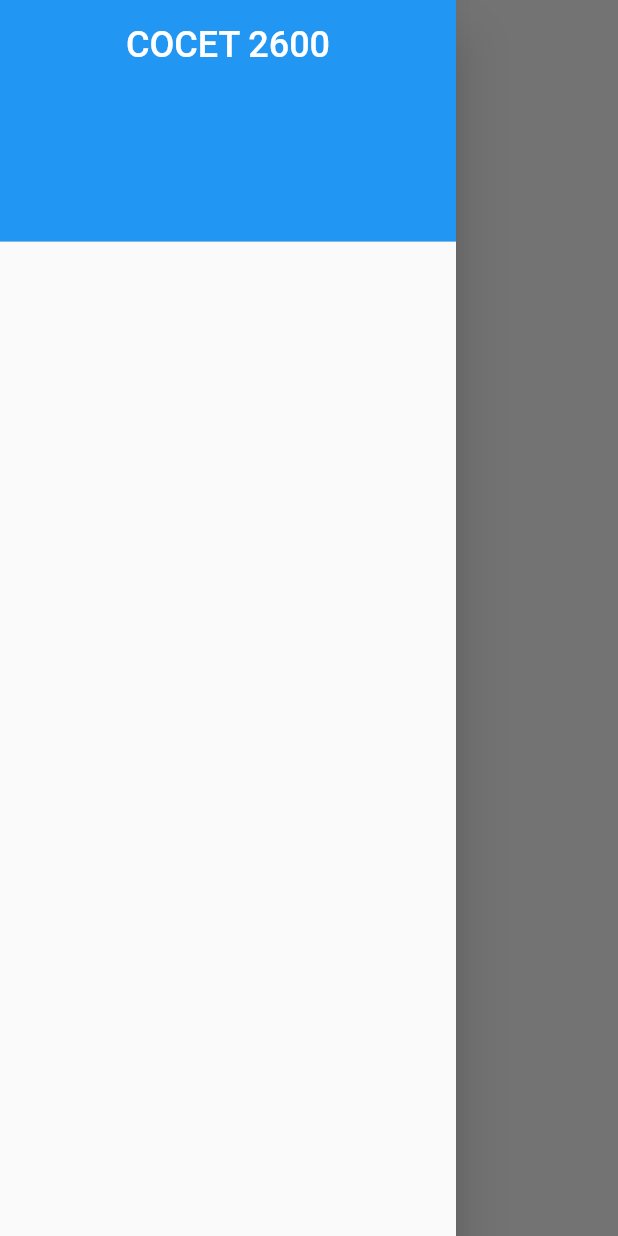
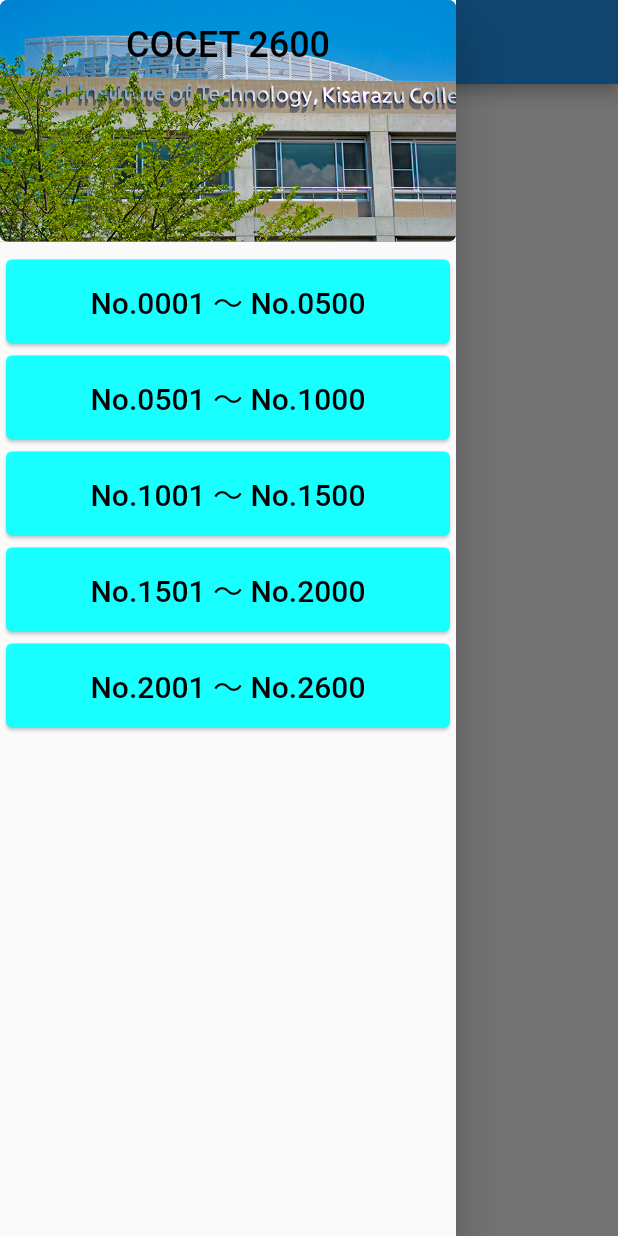
Before and after one commit to Moomink/COCET2600_Application, a Flutter app: the screen it shows after launch, with the side drawer open, on a phone screen of 412 x 824 dp. Run offline on Flutter 3.47's test engine with Material 2 defaults, Android fonts, the phone set to English and light mode, and no system bars.

Commit message:
サイドバーの外装の実装

```diff
--- a/lib/main.dart
+++ b/lib/main.dart
@@ -1,28 +1,77 @@
+import 'dart:ui';
+
 import 'package:flutter/material.dart';
+
 
 void main() => runApp(MyApp());
 
-class MyApp extends StatefulWidget{
+class MyApp extends StatefulWidget {
   @override
   AppState createState() => AppState();
 }
 
-class AppState extends State<MyApp>{
+class AppState extends State<MyApp> {
   Widget build(BuildContext context) => MaterialApp(
         title: 'COCET 2600',
         home: Scaffold(
-//      appBar: AppBar(
-//        centerTitle: true,
-//        title: Text('COCET 2600'),
-//      ),
+          appBar: AppBar(
+            centerTitle: true,
+            title: Text('COCET 2600'),
+          ),
           drawer: Drawer(
             child: ListView(
               children: <Widget>[
                 DrawerHeader(
-
-              child: Text('COCET 2600',style: TextStyle(color: Colors.white,fontSize: 24),textAlign: TextAlign.center,),
                   decoration: BoxDecoration(
-                color: Colors.blue
+                      borderRadius: BorderRadius.circular(5),
+                      color: Colors.blue,
+                      image: DecorationImage(
+                          fit: BoxFit.cover,
+                          image: AssetImage('assets/images/NITKC.jpg'))),
+                  child: Text(
+                    'COCET 2600',
+                    style: TextStyle(color: Colors.black, fontSize: 24),
+                    textAlign: TextAlign.center,
+                  ),
+                ),
+                Card(
+                  color: Colors.cyanAccent,
+                  child: ListTile(
+                    title: Text('No.0001 ～ No.0500',
+                        textAlign: TextAlign.center,
+                        style: TextStyle(color: Colors.black, fontSize: 20)),
+                  ),
+                ),
+                Card(
+                  color: Colors.cyanAccent,
+                  child: ListTile(
+                    title: Text('No.0501 ～ No.1000',
+                        textAlign: TextAlign.center,
+                        style: TextStyle(color: Colors.black, fontSize: 20)),
+                  ),
+                ),
+                Card(
+                  color: Colors.cyanAccent,
+                  child: ListTile(
+                    title: Text('No.1001 ～ No.1500',
+                        textAlign: TextAlign.center,
+                        style: TextStyle(color: Colors.black, fontSize: 20)),
+                  ),
+                ),
+                Card(
+                  color: Colors.cyanAccent,
+                  child: ListTile(
+                    title: Text('No.1501 ～ No.2000',
+                        textAlign: TextAlign.center,
+                        style: TextStyle(color: Colors.black, fontSize: 20)),
+                  ),
+                ),
+                Card(
+                  color: Colors.cyanAccent,
+                  child: ListTile(
+                    title: Text('No.2001 ～ No.2600',
+                        textAlign: TextAlign.center,
+                        style: TextStyle(color: Colors.black, fontSize: 20)),
                   ),
                 ),
               ],
--- a/pubspec.yaml
+++ b/pubspec.yaml
@@ -22,7 +22,7 @@ dependencies:
 
   # The following adds the Cupertino Icons font to your application.
   # Use with the CupertinoIcons class for iOS style icons.
-  cupertino_icons: ^0.1.2
+  cupertino_icons: ^0.1.3
 
 dev_dependencies:
   flutter_test:
@@ -34,7 +34,8 @@ dev_dependencies:
 
 # The following section is specific to Flutter.
 flutter:
-
+  assets:
+    - assets/images/
   # The following line ensures that the Material Icons font is
   # included with your application, so that you can use the icons in
   # the material Icons class.
```
Also changed, not shown: assets/images/COCET_LOGO.jpg (added), assets/images/NITKC.jpg (added). Lines whose indentation alone changed are shown as unchanged.
